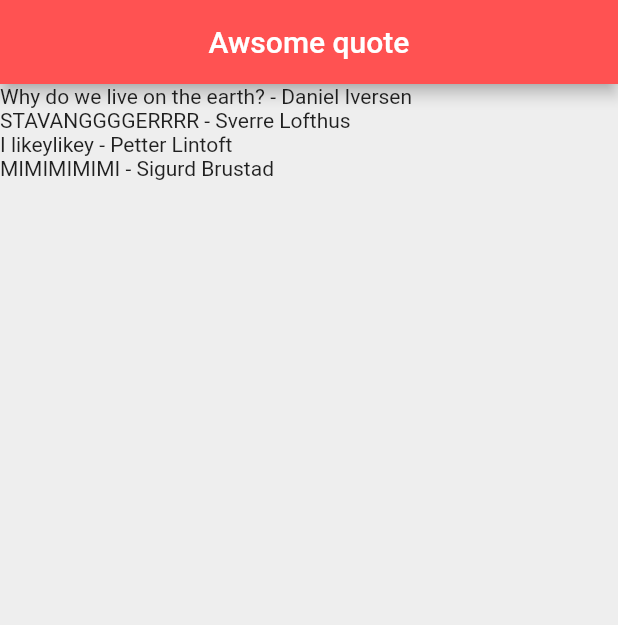
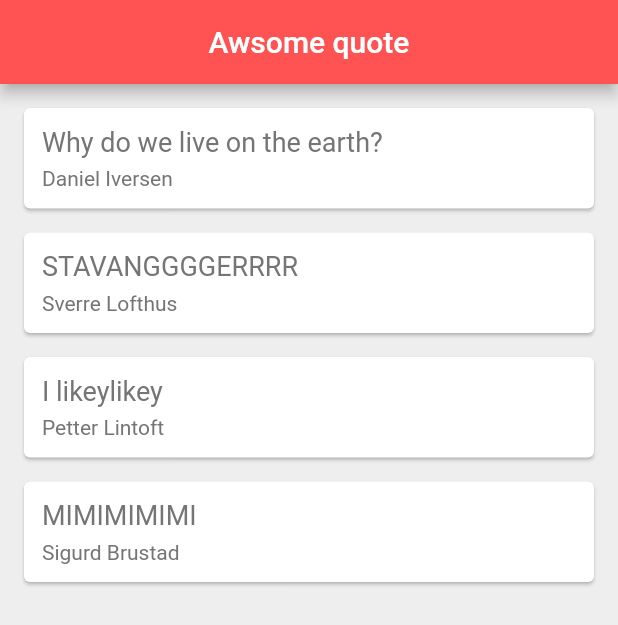
Before and after one commit to Database-Warehouse-Bachlor/PoC-App, a Flutter app: the screen it shows after launch, on a phone screen of 412 x 824 dp. Shown: the top 625 px of the screen. Run offline on Flutter 3.47's test engine with Material 2 defaults, Android fonts, the phone set to English and light mode, and no system bars.

Commit message:
Different classes

```diff
--- a/poc_app/lib/main.dart
+++ b/poc_app/lib/main.dart
@@ -2,6 +2,7 @@ import 'dart:collection';
 
 import 'package:flutter/material.dart';
 import 'quote.dart';
+import 'quote_card.dart';
 
 void main() {
   runApp(MaterialApp(
@@ -34,7 +35,7 @@ class _QuoteListState extends State<QuoteList> {
       ),
       body: Column(
         crossAxisAlignment: CrossAxisAlignment.start,
-        children: quotes.map((quote) => Text("${quote.text} - ${quote.author}")).toList(),
+        children: quotes.map((quote) => QuoteCard(quote: quote)).toList(),
       ),
     );
   }
--- /dev/null
+++ b/poc_app/lib/quote_card.dart
@@ -0,0 +1,39 @@
+import 'package:flutter/material.dart';
+import 'quote.dart';
+
+class QuoteCard extends StatelessWidget {
+
+  final Quote quote;
+  QuoteCard({ this.quote });
+
+
+  @override
+  Widget build(BuildContext context) {
+    return Card(
+      margin: EdgeInsets.fromLTRB(16, 16, 16, 0),
+      child: Padding(
+        padding: const EdgeInsets.all(12.0),
+        child: Column(
+          crossAxisAlignment: CrossAxisAlignment.stretch,
+          children: [
+            Text(
+              quote.text,
+              style: TextStyle(
+                fontSize: 18.0,
+                color: Colors.grey[600],
+              ),
+            ),
+            SizedBox(height: 6.0),
+            Text(
+              quote.author,
+              style: TextStyle(
+                fontSize: 14.0,
+                color: Colors.grey[600],
+              ),
+            ),
+          ],
+        ),
+      ),
+    );
+  }
+}
```
Also changed, not shown: 1 other file.
